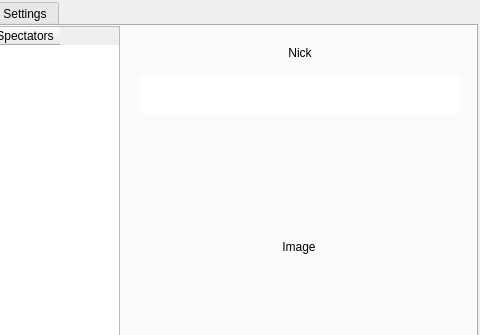
Qt form ui/cam.ui (gitter-badger/simplechatclient) before a commit; both pictures show x 152 to 632 and y 0 to 335 of the 632 by 432 pixel window.
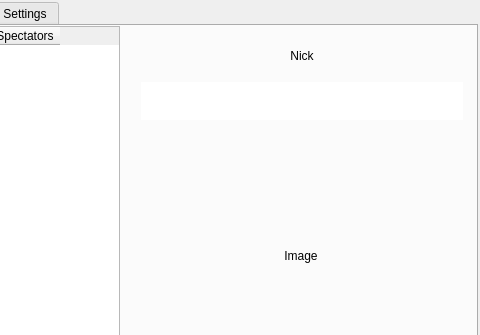
The same form after that commit. Icons and pictures are not drawn.

What changed in the file:
```diff
--- a/ui/cam.ui
+++ b/ui/cam.ui
@@ -51,10 +51,10 @@
        <widget class="QWidget" name="verticalLayoutWidget">
         <property name="geometry">
          <rect>
-          <x>290</x>
+          <x>292</x>
           <y>10</y>
           <width>322</width>
-          <height>341</height>
+          <height>351</height>
          </rect>
         </property>
         <layout class="QVBoxLayout" name="verticalLayout">
```
Left out of the diff: 5 changed lines with no effect on the pictures.
